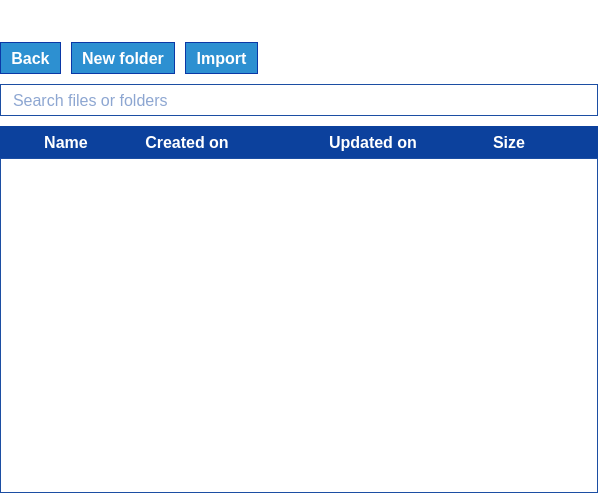
Before: the Qt Designer form parsec/core/gui/forms/files_widget.ui in Scille/parsec-cloud, drawn with Qt 5.
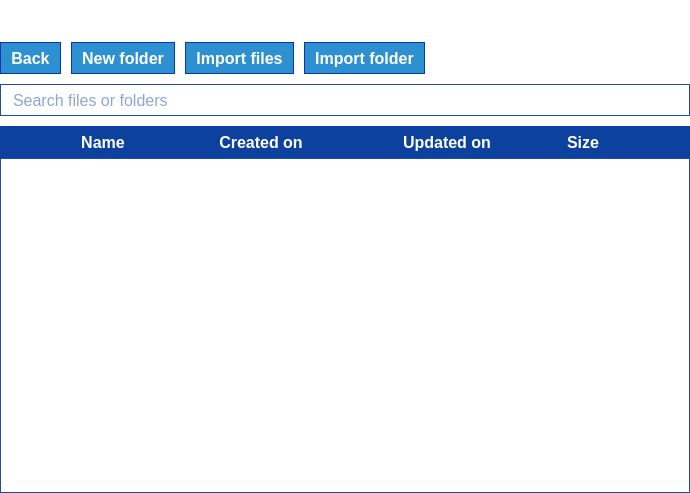
After: the same form once the commit is applied. Icons and pictures are not drawn.

Commit message: [GUI] Separated import buttons and customized scrollbar

Patch:
```diff
--- a/parsec/core/gui/forms/files_widget.ui
+++ b/parsec/core/gui/forms/files_widget.ui
@@ -6,7 +6,7 @@
    <rect>
     <x>0</x>
     <y>0</y>
-    <width>598</width>
+    <width>690</width>
     <height>493</height>
    </rect>
   </property>
@@ -39,7 +39,22 @@
 QListView::item:selected
 {
 background-color: rgb(45, 144, 209);
-color: rgb(255, 255, 255);
+}
+
+QScrollBar:vertical
+{
+background: rgb(255, 255, 255);
+}
+
+QScrollBar::handle:vertical
+{
+background: rgb(12, 65, 157);
+}
+
+QScrollBar::add-line:vertical, QScrollBar::sub-line:vertical
+{
+border: none;
+background: none;
 }</string>
   </property>
   <layout class="QVBoxLayout" name="verticalLayout">
@@ -275,7 +290,7 @@
 font-weight: bold;</string>
           </property>
           <property name="text">
-           <string>Import</string>
+           <string>Import files</string>
           </property>
           <property name="icon">
            <iconset resource="../rc/resources.qrc">
@@ -298,6 +313,47 @@
           </property>
          </widget>
         </item>
+        <item>
+         <widget class="QPushButton" name="button_import_folder">
+          <property name="minimumSize">
+           <size>
+            <width>0</width>
+            <height>32</height>
+           </size>
+          </property>
+          <property name="font">
+           <font>
+            <pointsize>12</pointsize>
+            <weight>75</weight>
+            <bold>true</bold>
+           </font>
+          </property>
+          <property name="layoutDirection">
+           <enum>Qt::RightToLeft</enum>
+          </property>
+          <property name="styleSheet">
+           <string notr="true">background-color: rgb(45, 144, 209);
+border: 1px solid rgb(11, 56, 166);
+color: rgb(255, 255, 255);
+padding-left: 10px;
+padding-right: 10px;
+font-weight: bold;</string>
+          </property>
+          <property name="text">
+           <string>Import folder</string>
+          </property>
+          <property name="icon">
+           <iconset resource="../rc/resources.qrc">
+            <normaloff>:/icons/images/icons/import.png</normaloff>:/icons/images/icons/import.png</iconset>
+          </property>
+          <property name="iconSize">
+           <size>
+            <width>24</width>
+            <height>24</height>
+           </size>
+          </property>
+         </widget>
+        </item>
         <item>
          <spacer name="horizontalSpacer">
           <property name="orientation">
@@ -517,13 +573,13 @@
            <widget class="QLabel" name="label_3">
             <property name="minimumSize">
              <size>
-              <width>46</width>
+              <width>64</width>
               <height>32</height>
              </size>
             </property>
             <property name="maximumSize">
              <size>
-              <width>46</width>
+              <width>64</width>
               <height>32</height>
              </size>
             </property>
@@ -569,6 +625,9 @@
           <property name="lineWidth">
            <number>0</number>
           </property>
+          <property name="verticalScrollBarPolicy">
+           <enum>Qt::ScrollBarAsNeeded</enum>
+          </property>
           <property name="horizontalScrollBarPolicy">
            <enum>Qt::ScrollBarAlwaysOff</enum>
           </property>
```
Left out of the diff: 2 changed lines with no effect on the pictures. The commit also changes 4 other files.
